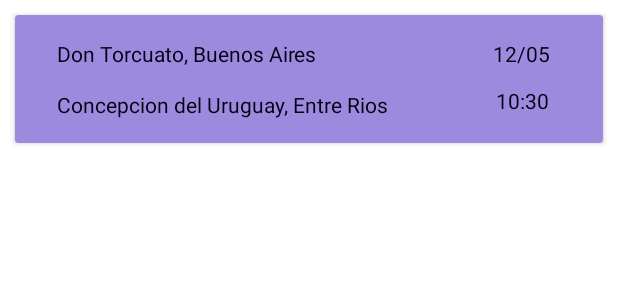
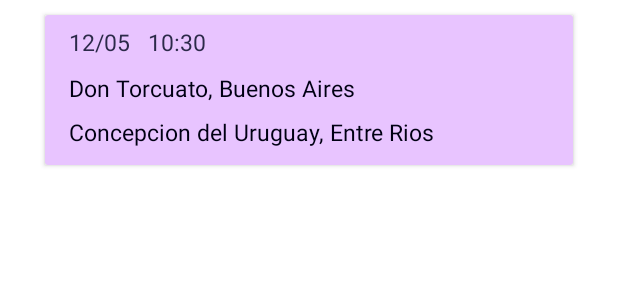
Before and after one commit to tobiolea97/carpooling, an Android app: the layout grid_item_viaje.xml on its own in the app's theme, with its tools: preview values and no code run, on a phone screen of 412 x 824 dp. Shown: the top 300 px of the screen. Run offline under Robolectric (Android 15) with nearby library versions, the phone set to English and light mode, and no system bars.

Commit message:
Home Conductor. Listado de próximos viajes. Esta si funciona :D

```diff
--- a/app/src/main/java/utn/frgp/edu/ar/carpooling/HomeConductor.java
+++ b/app/src/main/java/utn/frgp/edu/ar/carpooling/HomeConductor.java
@@ -200,6 +200,7 @@ public class HomeConductor extends AppCompatActivity {
                     item.put("destino", resultados.getString("CiudadDestino") + ", " + resultados.getString("ProvinciaDestino"));
                     item.put("fecha", resultados.getString("FechaHoraInicio").substring(8,10) + "/" + resultados.getString("FechaHoraInicio").substring(5,7));
                     item.put("hora", resultados.getString("FechaHoraInicio").substring(11,13) + ":" + resultados.getString("FechaHoraInicio").substring(14,16));
+                    itemsGrilla.add(item);
                 }
 
                 String[] from = {"origen", "destino", "fecha", "hora"};
@@ -208,7 +209,7 @@ public class HomeConductor extends AppCompatActivity {
                 grillaViajes.setAdapter(simpleAdapter);
 
             }
-            catch (SQLException e) {
+            catch (Exception e) {
                 e.printStackTrace();
             }
         }
--- a/app/src/main/res/layout/grid_item_viaje.xml
+++ b/app/src/main/res/layout/grid_item_viaje.xml
@@ -4,66 +4,69 @@ xmlns:app="http://schemas.android.com/apk/res-auto"
     xmlns:tools="http://schemas.android.com/tools"
     android:layout_width="match_parent"
     android:layout_height="match_parent"
+    android:layout_marginStart="20dp"
+    android:layout_marginEnd="20dp"
     android:orientation="vertical">
 
     <androidx.cardview.widget.CardView
         android:layout_width="match_parent"
         android:layout_height="wrap_content"
         android:layout_margin="10sp"
-    app:cardBackgroundColor="@color/custom4">
+        app:cardBackgroundColor="@color/custom5">
 
         <androidx.constraintlayout.widget.ConstraintLayout
             android:layout_width="match_parent"
-        android:layout_height="match_parent">
+            android:layout_height="100dp">
 
             <TextView
                 android:id="@+id/tvGridItemViajeDestino"
                 android:layout_width="wrap_content"
                 android:layout_height="wrap_content"
-            android:layout_marginStart="28dp"
-            android:layout_marginTop="50dp"
-            android:layout_marginBottom="16dp"
+                android:layout_marginStart="16dp"
+                android:layout_marginTop="8dp"
                 android:layout_weight="1"
                 android:text="Concepcion del Uruguay, Entre Rios"
                 android:textColor="@color/custom1"
-            app:layout_constraintBottom_toBottomOf="parent"
+                android:textSize="15sp"
                 app:layout_constraintStart_toStartOf="parent"
-            app:layout_constraintTop_toTopOf="parent"
-            app:layout_constraintVertical_bias="0.0" />
+                app:layout_constraintTop_toBottomOf="@+id/tvGridItemViajeOrigen" />
 
             <TextView
                 android:id="@+id/tvGridItemViajeOrigen"
                 android:layout_width="wrap_content"
                 android:layout_height="wrap_content"
-            android:layout_marginStart="28dp"
-            android:layout_marginTop="16dp"
+                android:layout_marginStart="16dp"
+                android:layout_marginTop="9dp"
                 android:layout_weight="1"
                 android:text="Don Torcuato, Buenos Aires"
                 android:textColor="@color/custom1"
+                android:textSize="15sp"
                 app:layout_constraintStart_toStartOf="parent"
-            app:layout_constraintTop_toTopOf="parent" />
+                app:layout_constraintTop_toBottomOf="@+id/tvGridItemViajeOrigenFecha" />
 
             <TextView
                 android:id="@+id/tvGridItemViajeOrigenFecha"
                 android:layout_width="wrap_content"
                 android:layout_height="wrap_content"
-            android:layout_marginStart="117dp"
-            android:layout_marginTop="16dp"
+                android:layout_marginStart="16dp"
+                android:layout_marginTop="7dp"
                 android:text="12/05"
-            android:textColor="@color/custom1"
-            app:layout_constraintStart_toEndOf="@+id/tvGridItemViajeOrigen"
+                android:textColor="@color/custom2"
+                android:textSize="15sp"
+                app:layout_constraintStart_toStartOf="parent"
                 app:layout_constraintTop_toTopOf="parent" />
 
             <TextView
                 android:id="@+id/tvGridItemViajeOrigenHora"
                 android:layout_width="wrap_content"
                 android:layout_height="wrap_content"
-            android:layout_marginStart="72dp"
-            android:layout_marginTop="12dp"
+                android:layout_marginStart="12dp"
+                android:layout_marginTop="7dp"
                 android:text="10:30"
-            android:textColor="@color/custom1"
-            app:layout_constraintStart_toEndOf="@+id/tvGridItemViajeDestino"
-            app:layout_constraintTop_toBottomOf="@+id/tvGridItemViajeOrigenFecha" />
+                android:textColor="@color/custom2"
+                android:textSize="15sp"
+                app:layout_constraintStart_toEndOf="@+id/tvGridItemViajeOrigenFecha"
+                app:layout_constraintTop_toTopOf="parent" />
 
         </androidx.constraintlayout.widget.ConstraintLayout>
 
--- a/app/src/main/res/values/colors.xml
+++ b/app/src/main/res/values/colors.xml
@@ -15,4 +15,5 @@
     <color name="custom3">#9c8ade</color>
     <color name="custom4">#9c8ade</color>
     <color name="custom5">#e8c4ff</color>
+    <color name="custom6">#B3A0FF</color>
 </resources>
--- a/app/src/main/res/values/strings.xml
+++ b/app/src/main/res/values/strings.xml
@@ -41,5 +41,7 @@
     <string name="Hora">Hora</string>
     <string name="CantidadPasajeros">Cantidad de Pasajeros</string>
     <string name="CrearViaje">Crear Viaje</string>
+    <string name="BuscarViajes">Buscar Viajes</string>
+    <string name="MisViajes">Mis Viajes</string>
 
 </resources>
```
Also changed, not shown: app/src/main/res/layout/activity_home_conductor.xml (+15 -14 lines). Lines whose indentation alone changed are shown as unchanged.
